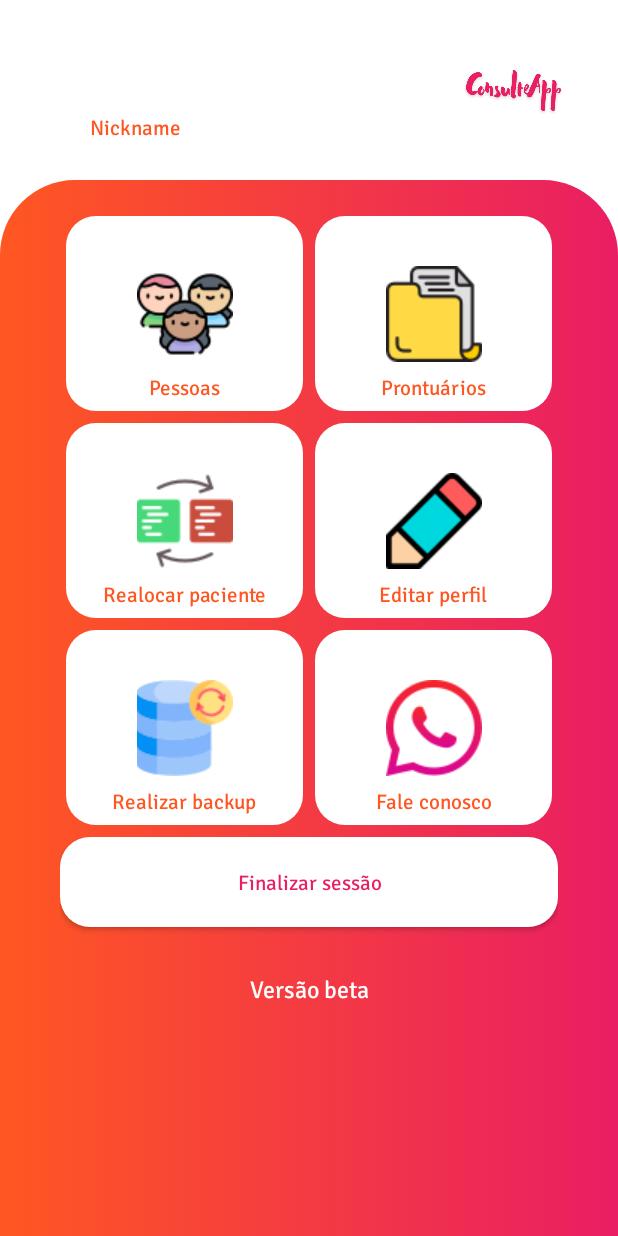
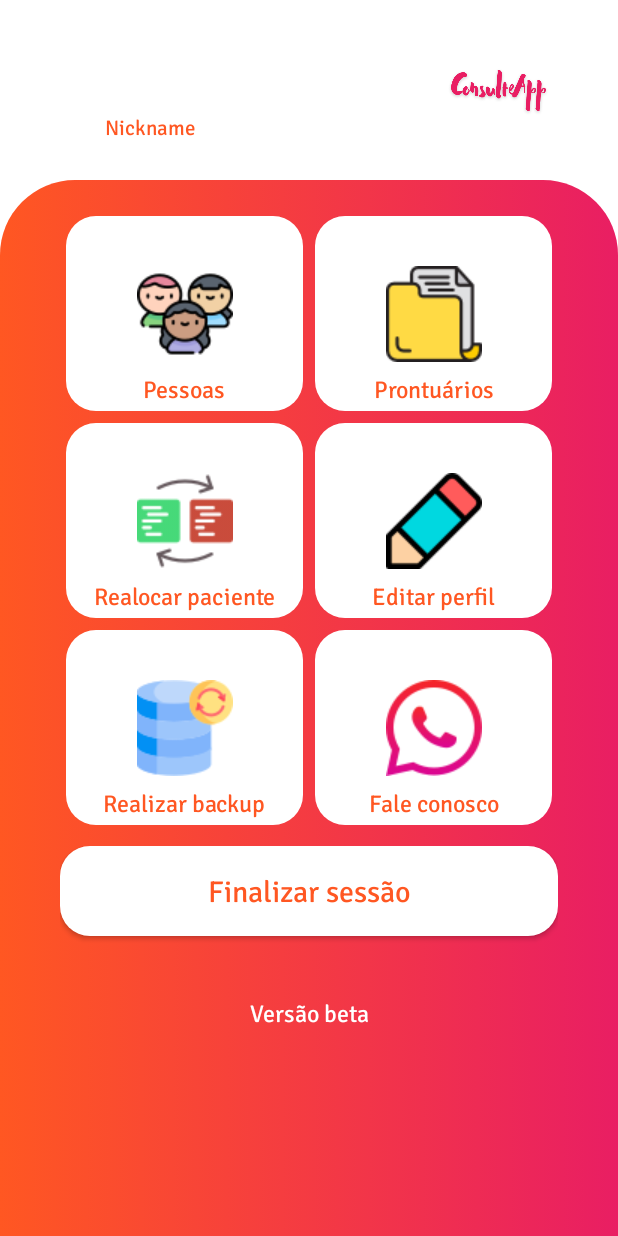
Before and after one commit to lucasclemerson/Consulte, an Android app: the InicioActivity screen opened directly, with no data from a screen before it, on a phone screen of 412 x 824 dp. Run offline under Robolectric (Android 15) with nearby library versions, the phone set to English and light mode, and no system bars; 2 statements that could not run were skipped.

Commit message:
Definimos dimenções para o tamanho dos textos e margens

```diff
--- a/app/src/main/java/com/projeto/br/RecyclerAdapter.java
+++ b/app/src/main/java/com/projeto/br/RecyclerAdapter.java
@@ -9,6 +9,7 @@ import android.view.View;
 import android.view.ViewGroup;
 import android.widget.ListView;
 import android.widget.TextView;
+import android.widget.Toast;
 
 import com.projeto.br.bd.BancoDados;
 import com.projeto.br.controller.Paciente;
@@ -63,6 +64,13 @@ public class RecyclerAdapter extends RecyclerView.Adapter<RecyclerAdapter.MinhaA
 
     public MinhaAdapterProntuario onCreateMinhaAdapterProntuario(ViewGroup viewGroup, int type) {
         View view = LayoutInflater.from(viewGroup.getContext()).inflate(R.layout.lista_prontuarios, viewGroup);
+        view.setOnClickListener(new View.OnClickListener() {
+            @Override
+            public void onClick(View view) {
+                String numero = ((TextView) view.findViewById(R.id.numero_prontuario)).getText().toString();
+                Toast.makeText(context, numero, Toast.LENGTH_LONG).show();
+            }
+        });
         return new MinhaAdapterProntuario(view);
     }
 
--- a/app/src/main/res/layout/activity_inicio.xml
+++ b/app/src/main/res/layout/activity_inicio.xml
@@ -1,9 +1,10 @@
 <?xml version="1.0" encoding="utf-8"?>
-<LinearLayout xmlns:android="http://schemas.android.com/apk/res/android"
+<LinearLayout
+    xmlns:android="http://schemas.android.com/apk/res/android"
     xmlns:tools="http://schemas.android.com/tools"
+    xmlns:app="http://schemas.android.com/apk/res-auto"
     android:layout_width="match_parent"
     android:layout_height="match_parent"
-    xmlns:app="http://schemas.android.com/apk/res-auto"
     android:background="@color/white"
     android:orientation="vertical"
     tools:context=".InicioActivity">
@@ -12,12 +13,12 @@
     <android.support.v7.widget.Toolbar
         android:layout_gravity="top"
         android:layout_width="match_parent"
-        android:layout_height="120dp">
+        android:layout_height="@dimen/height_120">
 
         <ImageView
-            android:layout_marginEnd="30dp"
-            android:layout_width="80dp"
-            android:layout_height="80dp"
+            android:layout_marginEnd="@dimen/margin_40"
+            android:layout_width="@dimen/width_80"
+            android:layout_height="@dimen/width_80"
             android:layout_alignParentEnd="true"
             android:contentDescription="Imagem da logomarca"
             app:srcCompat="@drawable/logo_consulte"
@@ -25,28 +26,27 @@
 
 
         <LinearLayout
-            android:layout_marginStart="30dp"
-            android:layout_width="120dp"
+            android:layout_marginStart="@dimen/margin_40"
+            android:layout_width="@dimen/width_120"
             android:layout_height="wrap_content"
             android:orientation="vertical">
 
             <ImageView
                 android:id="@+id/imagem_principal"
-                android:layout_width="50dp"
-                android:layout_height="50dp"
+                android:layout_width="@dimen/height_40"
+                android:layout_height="@dimen/height_40"
                 android:layout_gravity="center"/>"
 
             <TextView
                 android:id="@+id/lbl_nome_completo"
                 android:layout_height="wrap_content"
                 android:layout_width="match_parent"
+                android:layout_marginTop="@dimen/margin_10"
                 android:fontFamily="@font/normal_signika"
                 android:text="@string/lbl_nickname"
                 android:textAlignment="center"
                 android:textColor="@color/color_primary" />
-
         </LinearLayout>
-
     </android.support.v7.widget.Toolbar>
 
 
@@ -54,7 +54,6 @@
     <LinearLayout
         android:layout_width="match_parent"
         android:layout_height="match_parent"
-        android:layout_marginTop="00dp"
         android:layout_marginBottom="-60dp"
         android:orientation="vertical"
         android:background="@drawable/bck_body">
@@ -63,9 +62,9 @@
             android:layout_width="match_parent"
             android:layout_height="wrap_content"
             android:orientation="horizontal"
-            android:layout_marginEnd="40dp"
-            android:layout_marginTop="20dp"
-            android:layout_marginStart="40dp">
+            android:layout_marginEnd="@dimen/margin_40"
+            android:layout_marginTop="@dimen/margin_20"
+            android:layout_marginStart="@dimen/margin_40">
 
             <LinearLayout
                 android:layout_width="match_parent"
@@ -85,13 +84,12 @@
                     android:layout_width="match_parent"
                     android:layout_height="wrap_content"
                     android:text="Pessoas"
-                    android:textSize="14sp"
+                    android:textSize="@dimen/texto_normal"
                     android:textColor="@color/color_primary"
                     android:textAlignment="center"
                     android:fontFamily="@font/normal_signika"
                     android:layout_marginTop="-30dp"/>
             </LinearLayout>
-
 
             <LinearLayout
                 android:layout_width="match_parent"
@@ -112,7 +110,7 @@
                     android:layout_height="wrap_content"
                     android:text="Prontuários"
                     android:textAlignment="center"
-                    android:textSize="14sp"
+                    android:textSize="@dimen/texto_normal"
                     android:fontFamily="@font/normal_signika"
                     android:textColor="@color/color_primary"
                     android:layout_marginTop="-30dp"/>
@@ -123,9 +121,8 @@
             android:layout_width="match_parent"
             android:layout_height="wrap_content"
             android:orientation="horizontal"
-            android:layout_marginEnd="40dp"
-            android:layout_marginTop="0dp"
-            android:layout_marginStart="40dp">
+            android:layout_marginEnd="@dimen/margin_40"
+            android:layout_marginStart="@dimen/margin_40">
 
             <LinearLayout
                 android:layout_width="match_parent"
@@ -144,7 +141,7 @@
                     android:layout_width="match_parent"
                     android:layout_height="wrap_content"
                     android:text="Realocar paciente"
-                    android:textSize="14sp"
+                    android:textSize="@dimen/texto_normal"
                     android:textColor="@color/color_primary"
                     android:textAlignment="center"
                     android:fontFamily="@font/normal_signika"
@@ -171,7 +168,7 @@
                     android:layout_height="wrap_content"
                     android:text="Editar perfil"
                     android:textAlignment="center"
-                    android:textSize="14sp"
+                    android:textSize="@dimen/texto_normal"
                     android:fontFamily="@font/normal_signika"
                     android:textColor="@color/color_primary"
                     android:layout_marginTop="-30dp"/>
@@ -182,9 +179,8 @@
             android:layout_width="match_parent"
             android:layout_height="wrap_content"
             android:orientation="horizontal"
-            android:layout_marginEnd="40dp"
-            android:layout_marginTop="0dp"
-            android:layout_marginStart="40dp">
+            android:layout_marginEnd="@dimen/margin_40"
+            android:layout_marginStart="@dimen/margin_40">
 
             <LinearLayout
                 android:layout_width="match_parent"
@@ -203,7 +199,7 @@
                     android:layout_width="match_parent"
                     android:layout_height="wrap_content"
                     android:text="Realizar backup"
-                    android:textSize="14sp"
+                    android:textSize="@dimen/texto_normal"
                     android:textColor="@color/color_primary"
                     android:textAlignment="center"
                     android:fontFamily="@font/normal_signika"
@@ -228,7 +224,7 @@
                     android:layout_width="match_parent"
                     android:layout_height="wrap_content"
                     android:text="Fale conosco"
-                    android:textSize="14sp"
+                    android:textSize="@dimen/texto_normal"
                     android:textColor="@color/color_primary"
                     android:textAlignment="center"
                     android:fontFamily="@font/normal_signika"
@@ -239,34 +235,32 @@
         <LinearLayout
             android:layout_width="match_parent"
             android:layout_height="match_parent"
-            android:layout_marginEnd="40dp"
-            android:layout_marginStart="40dp"
-            android:layout_marginTop="4dp"
+            android:layout_marginEnd="@dimen/margin_40"
+            android:layout_marginStart="@dimen/margin_40"
+            android:layout_marginTop="@dimen/margin_10"
             android:orientation="vertical">
 
             <Button
                 android:id="@+id/btn_finalizar_sessao"
                 android:layout_width="match_parent"
-                android:layout_height="60dp"
-                android:textColor="@color/color_secundary"
+                android:layout_height="@dimen/height_button"
+                android:textColor="@color/color_primary"
                 android:background="@drawable/bck_white"
                 android:text="@string/finalizar_sessao"
                 android:textAllCaps="false"
+                android:textSize="@dimen/texto_medio"
                 android:fontFamily="@font/normal_signika"
                 android:layout_alignParentBottom="true"/>
 
             <TextView
                 android:layout_width="match_parent"
                 android:layout_height="wrap_content"
-                android:layout_alignParentBottom="true"
-                android:layout_marginBottom="30dp"
                 android:text="@string/versao"
                 android:fontFamily="@font/normal_signika"
                 android:textAlignment="center"
                 android:textColor="@color/white"
-                android:textSize="16sp"
-                android:layout_marginTop="30dp"
-                tools:ignore="RtlCompat" />
+                android:textSize="@dimen/texto_normal"
+                android:layout_marginTop="@dimen/margin_40" />
         </LinearLayout>
     </LinearLayout>
 </LinearLayout>
--- a/app/src/main/res/layout/lista_prontuarios.xml
+++ b/app/src/main/res/layout/lista_prontuarios.xml
@@ -2,17 +2,17 @@
 <LinearLayout
     xmlns:android="http://schemas.android.com/apk/res/android"
     android:layout_width="match_parent"
-    android:layout_height="100dp"
+    android:layout_height="101dp"
     android:gravity="center"
-    android:background="@color/white">
+    android:background="@color/color_secundary">
 
     <android.support.v7.widget.Toolbar
+        android:background="@color/white"
         android:layout_width="match_parent"
-        android:layout_height="@dimen/height_100"
-        android:layout_marginEnd="@dimen/margin_10"
-        android:layout_marginStart="@dimen/margin_10">
+        android:layout_height="@dimen/height_100">
 
         <ImageView
+            android:layout_marginStart="@dimen/margin_10"
             android:layout_width="@dimen/width_60"
             android:layout_height="@dimen/height_60"
             android:layout_gravity="start"
@@ -36,7 +36,7 @@
             android:layout_height="wrap_content"
             android:text="1"
             android:layout_marginEnd="@dimen/margin_40"
-            android:layout_marginStart="@dimen/margin_40"
+            android:layout_marginStart="@dimen/margin_20"
             android:fontFamily="@font/normal_signika"
             android:textSize="@dimen/texto_medio"
             android:textColor="@color/color_secundary"/>
--- a/app/src/main/res/values/dimens.xml
+++ b/app/src/main/res/values/dimens.xml
@@ -13,6 +13,7 @@
 
     <!--heigths-->
     <dimen name="height_button">60dp</dimen>
+    <dimen name="height_120">120dp</dimen>
     <dimen name="height_100">100dp</dimen>
     <dimen name="height_80">80dp</dimen>
     <dimen name="height_60">60dp</dimen>
@@ -20,6 +21,9 @@
     <dimen name="height_20">20dp</dimen>
 
     <!--width-->
+    <dimen name="width_140">140dp</dimen>
+    <dimen name="width_120">120dp</dimen>
+    <dimen name="width_100">100dp</dimen>
     <dimen name="width_80">80dp</dimen>
     <dimen name="width_60">60dp</dimen>
     <dimen name="width_40">40dp</dimen>
```
